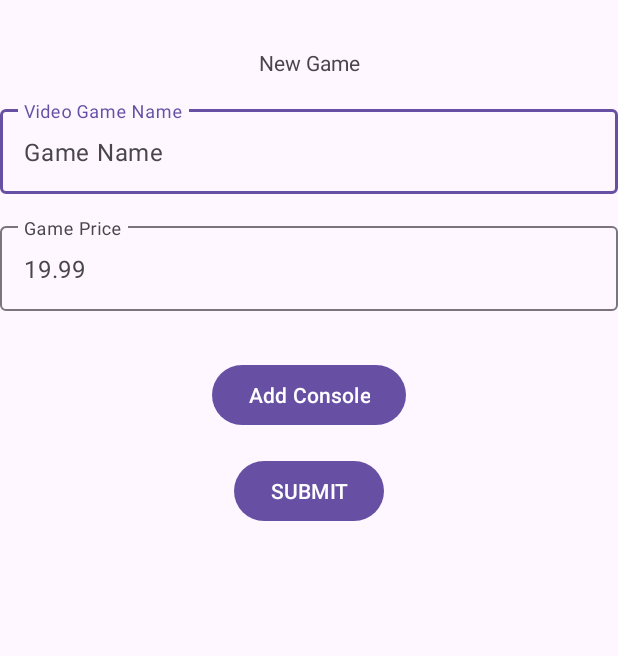
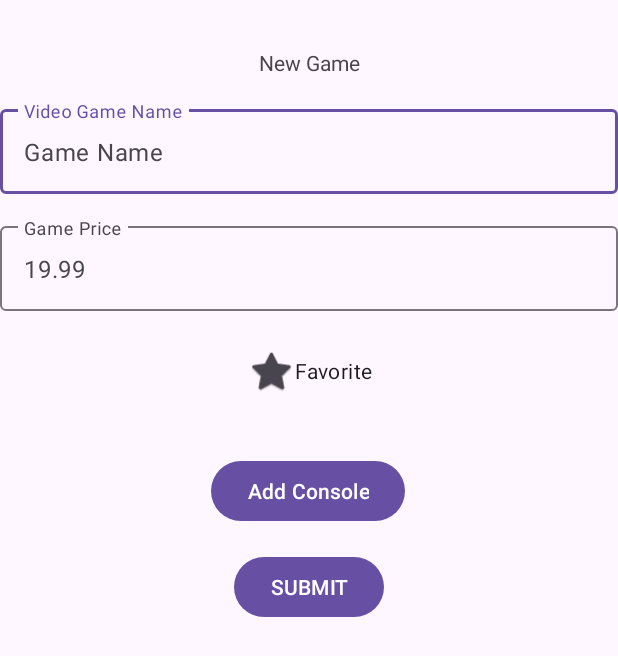
Before and after one commit to emilygranville/videogamelist, an Android app: the layout fragment_edit_vg_view.xml on its own in the app's theme, with its tools: preview values and no code run, on a phone screen of 412 x 824 dp. Shown: the top 656 px of the screen. Run offline under Robolectric (Android 15) with nearby library versions, the phone set to English and light mode, and no system bars.

Commit message:
Adds favorite button to edit xml (no implementation yet)

```diff
--- a/app/app/src/main/res/layout/fragment_edit_vg_view.xml
+++ b/app/app/src/main/res/layout/fragment_edit_vg_view.xml
@@ -59,6 +59,20 @@
 
     </com.google.android.material.textfield.TextInputLayout>
 
+    <CheckBox
+        android:id="@+id/edit_favorite_btn"
+        android:layout_width="wrap_content"
+        android:layout_height="48dp"
+        android:layout_marginTop="16dp"
+        android:adjustViewBounds="true"
+        android:background="#00FFFFFF"
+        android:button="@android:drawable/btn_star_big_off"
+        android:scaleType="centerInside"
+        android:text="@string/edit_favorite_btn_text"
+        app:layout_constraintEnd_toEndOf="parent"
+        app:layout_constraintStart_toStartOf="parent"
+        app:layout_constraintTop_toBottomOf="@+id/edit_price_layout" />
+
     <com.google.android.material.chip.ChipGroup
         android:id="@+id/console_chip_group"
         android:layout_width="match_parent"
@@ -67,8 +81,9 @@
         android:layout_weight="1"
         android:hint="@string/select_consoles"
         app:layout_constraintEnd_toEndOf="parent"
+        app:layout_constraintHorizontal_bias="0.0"
         app:layout_constraintStart_toStartOf="parent"
-        app:layout_constraintTop_toBottomOf="@+id/edit_price_layout">
+        app:layout_constraintTop_toBottomOf="@+id/edit_favorite_btn">
 
     </com.google.android.material.chip.ChipGroup>
 
@@ -79,6 +94,7 @@
         android:layout_marginTop="16dp"
         android:text="@string/add_console"
         app:layout_constraintEnd_toEndOf="parent"
+        app:layout_constraintHorizontal_bias="0.498"
         app:layout_constraintStart_toStartOf="parent"
         app:layout_constraintTop_toBottomOf="@+id/console_chip_group" />
 
--- a/app/app/src/main/res/values/strings.xml
+++ b/app/app/src/main/res/values/strings.xml
@@ -21,5 +21,6 @@
     <string name="add_new_game_btn_txt">Add New Game</string>
     <string name="no_games_text">No games here</string>
     <string name="favorites_chip_text">Favorites</string>
-    <string name="favorite_button_alt_text">favorite button</string>
+    <string name="display_favorite_button_alt_text">Favorite Button</string>
+    <string name="edit_favorite_btn_text">Favorite</string>
 </resources>
```
